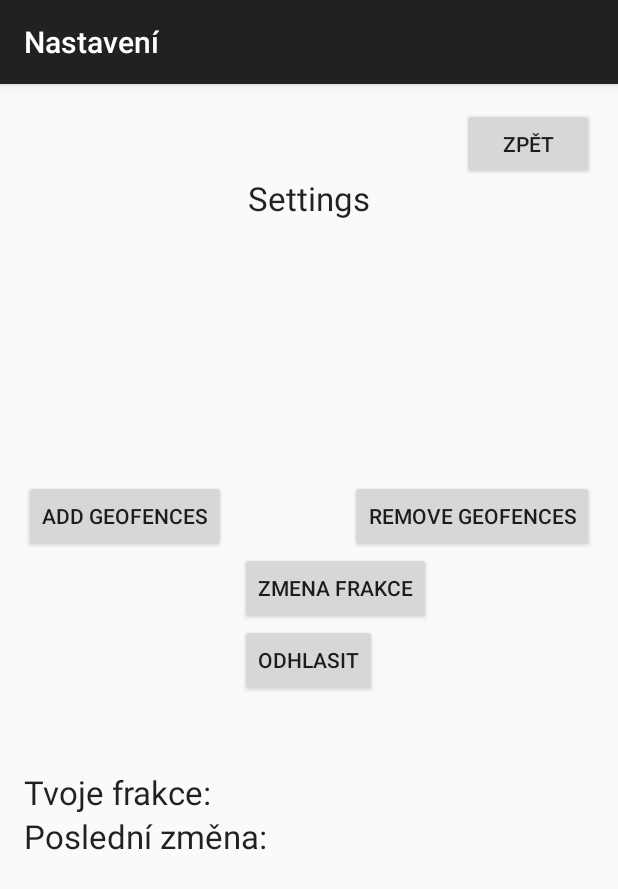
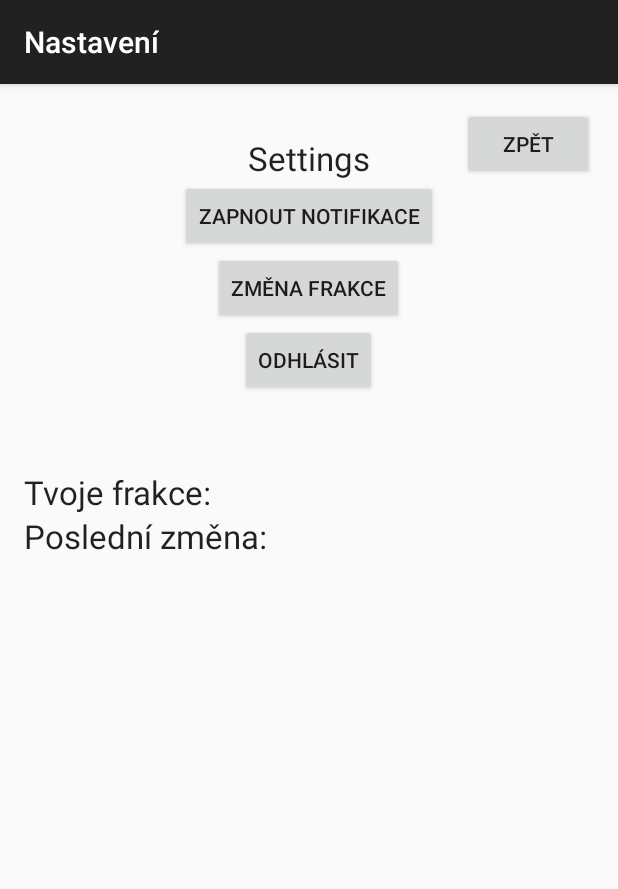
Before and after one commit to vojtech-leon/bachelor-gameofflags-android, an Android app: the Act4Settings screen opened directly, with no data from a screen before it, on a phone screen of 412 x 824 dp. Shown: the top 889 px of the screen. Run offline under Robolectric (Android 15) with nearby library versions, the phone set to English and light mode, and no system bars; our stand-ins replace Volley; network calls fail.

Commit message:
pridani animace, pridani notifikaci
u animace se druhy imageview bud zobrazuje, nebo mizi, notifikace
notifikuji v urcene casy, pokud vidi mac eduroamu, trida C dosla vetsich
zmen, takze byl prejmenovan autor + pridani zjisteni, jestli je funkce
Poloha zapnuta

```diff
--- a/app/src/main/AndroidManifest.xml
+++ b/app/src/main/AndroidManifest.xml
@@ -83,7 +83,8 @@
 
         <meta-data android:name="com.google.android.gms.vision.DEPENDENCIES" android:value="barcode"/>
 
-        <service android:name=".geofence.GeofenceTransitionsIntentService" />
+        <service android:name=".notification.geofence.GeofenceTransitionsIntentService" />
+        <receiver android:name=".notification.AlarmReceiver" />
     </application>
 
 </manifest>
--- a/app/src/main/java/vojtele1/gameofflags/Act4Settings.java
+++ b/app/src/main/java/vojtele1/gameofflags/Act4Settings.java
@@ -1,13 +1,19 @@
 package vojtele1.gameofflags;
 
+import android.app.AlarmManager;
 import android.app.AlertDialog;
+import android.app.PendingIntent;
+import android.content.Context;
 import android.content.DialogInterface;
 import android.content.Intent;
+import android.content.SharedPreferences;
 import android.os.Bundle;
 import android.os.Handler;
 import android.support.v7.app.AppCompatActivity;
 import android.view.View;
+import android.widget.Button;
 import android.widget.TextView;
+import android.widget.Toast;
 
 import com.android.volley.Request;
 import com.android.volley.RequestQueue;
@@ -20,12 +26,16 @@ import org.json.JSONException;
 import org.json.JSONObject;
 
 import java.text.SimpleDateFormat;
+import java.util.Calendar;
 import java.util.Date;
 import java.util.HashMap;
 import java.util.Map;
 import java.util.TimeZone;
 
-import vojtele1.gameofflags.geofence.Geofencing;
+import vojtele1.gameofflags.notification.AlarmReceiver;
+import vojtele1.gameofflags.notification.geofence.Geofencing;
+import vojtele1.gameofflags.utils.C;
+
 
 /**
  * Created by Leon on 21.10.2015.
@@ -37,9 +47,25 @@ public class Act4Settings extends AppCompatActivity {
     String playerFraction;
     String playerFractionWhen;
     TextView fraction_name, fraction_when;
+    Button buttonAddRemoveNotification;
     Long dateFractionChange = 0L;
 
     Geofencing geofencing;
+
+
+    AlarmManager alarmManager;
+    Intent alarmIntent;
+    PendingIntent alarmPendingIntent, alarmPendingIntent2, alarmPendingIntent3, alarmPendingIntent4;
+
+    /**
+     * Umozni nacitat a ukladat hodnoty do pameti
+     */
+    private SharedPreferences mSharedPreferences;
+
+    /**
+     * Jestli jsou notifikace pridany
+     */
+    private boolean mNotificationAdded;
 
     String adresa = "http://gameofflags-vojtele1.rhcloud.com/android/";
 
@@ -57,11 +83,31 @@ public class Act4Settings extends AppCompatActivity {
 
         fraction_name = (TextView) findViewById(R.id.fraction_name);
         fraction_when = (TextView) findViewById(R.id.fraction_when);
+        buttonAddRemoveNotification = (Button) findViewById(R.id.add_remove_notification_button);
 
         playerFraction = "3";
         vytahniData();
 
         geofencing = new Geofencing(this);
+
+        alarmManager = (AlarmManager) getSystemService(Context.ALARM_SERVICE);
+
+        alarmIntent = new Intent(this, AlarmReceiver.class);
+        alarmPendingIntent = PendingIntent.getBroadcast(this, 1, alarmIntent, PendingIntent.FLAG_UPDATE_CURRENT);
+        alarmPendingIntent2 = PendingIntent.getBroadcast(this, 2, alarmIntent, PendingIntent.FLAG_UPDATE_CURRENT);
+        alarmPendingIntent3 = PendingIntent.getBroadcast(this, 3, alarmIntent, PendingIntent.FLAG_UPDATE_CURRENT);
+        alarmPendingIntent4 = PendingIntent.getBroadcast(this, 4, alarmIntent, PendingIntent.FLAG_UPDATE_CURRENT);
+        // Retrieve an instance of the SharedPreferences object.
+        mSharedPreferences = getSharedPreferences(C.SHARED_PREFERENCES_NAME,
+                Context.MODE_PRIVATE);
+
+        // Get the value of mGeofencesAdded from SharedPreferences. Set to false as a default.
+        mNotificationAdded = mSharedPreferences.getBoolean(C.NOTIFICATION_ADDED_KEY, false);
+
+        if (mNotificationAdded) {
+            buttonAddRemoveNotification.setText(R.string.button_notification_remove);
+        }
+
     }
     public void logoutButton(View view) {
         Intent intent = new Intent(this, Act1Login.class);
@@ -95,9 +141,9 @@ public class Act4Settings extends AppCompatActivity {
                                 try {
                                     Date date = sdf.parse(playerFractionWhen);
                                     // zmeni cas podle timezony na aktualni, 18000000 je 5 hodin (posun openshiftu od UTC)
-                                    date.setTime(date.getTime() + TimeZone.getDefault().getRawOffset() + 18000000);
-                                    // datum pro zmenu frakce
-                                    dateFractionChange = date.getTime();
+                                    //date.setTime(date.getTime() + TimeZone.getDefault().getRawOffset() + 18000000);
+                                    // datum pro zmenu frakce udava spravne casove pasmo
+                                    dateFractionChange = date.getTime() + TimeZone.getDefault().getRawOffset();
                                     String cas = sdf2.format(date).toString();
                                     System.out.println("Date ->" + date);
                                     fraction_when.setText(cas.toString());
@@ -251,11 +297,64 @@ public class Act4Settings extends AppCompatActivity {
         startActivity(intent);
     }
 
-    public void removeGeofencesButtonHandler(View view) {
-        geofencing.removeGeofencesButtonHandler(view);
-    }
+    public void addRemoveNotificationButton(View view) {
+        if (C.isLocationEnabled(this)) {
+            if (!mNotificationAdded) {
 
-    public void addGeofencesButtonHandler(View view) {
-        geofencing.addGeofencesButtonHandler(view);
+                buttonAddRemoveNotification.setText(R.string.button_notification_remove);
+
+                if (!geofencing.mGeofencesAdded) {
+                    geofencing.addGeofencesButtonHandler(view);
+                }
+
+                Calendar calendar = Calendar.getInstance();
+                calendar.set(Calendar.HOUR_OF_DAY, 9);
+                calendar.set(Calendar.MINUTE, 00);
+                calendar.set(Calendar.SECOND, 00);
+                alarmManager.setRepeating(AlarmManager.RTC_WAKEUP, calendar.getTimeInMillis(), AlarmManager.
+                        INTERVAL_DAY, alarmPendingIntent);
+                calendar.set(Calendar.HOUR_OF_DAY, 12);
+                alarmManager.setRepeating(AlarmManager.RTC_WAKEUP, calendar.getTimeInMillis(), AlarmManager.
+                        INTERVAL_DAY, alarmPendingIntent2);
+                calendar.set(Calendar.HOUR_OF_DAY, 15);
+                alarmManager.setRepeating(AlarmManager.RTC_WAKEUP, calendar.getTimeInMillis(), AlarmManager.
+                        INTERVAL_DAY, alarmPendingIntent3);
+                calendar.set(Calendar.HOUR_OF_DAY, 18);
+                alarmManager.setRepeating(AlarmManager.RTC_WAKEUP, calendar.getTimeInMillis(), AlarmManager.
+                        INTERVAL_DAY, alarmPendingIntent4);
+                // pro testovani kazdou minutu
+                //alarmManager.setInexactRepeating(AlarmManager.RTC_WAKEUP, 0, 1000*60, alarmPendingIntent2);
+            } else {
+
+                buttonAddRemoveNotification.setText(R.string.button_notification_add);
+
+                if (geofencing.mGeofencesAdded) {
+                    geofencing.removeGeofencesButtonHandler(view);
+                }
+                alarmManager.cancel(alarmPendingIntent);
+                alarmManager.cancel(alarmPendingIntent2);
+                alarmManager.cancel(alarmPendingIntent3);
+                alarmManager.cancel(alarmPendingIntent4);
+            }
+
+            // Update state and save in shared preferences.
+            mNotificationAdded = !mNotificationAdded;
+            SharedPreferences.Editor editor = mSharedPreferences.edit();
+            editor.putBoolean(C.NOTIFICATION_ADDED_KEY, mNotificationAdded);
+            editor.apply();
+
+            Toast.makeText(
+                    this,
+                    getString(mNotificationAdded ? R.string.notification_added :
+                            R.string.notification_removed),
+                    Toast.LENGTH_SHORT
+            ).show();
+        } else {
+            Toast.makeText(
+                    this,
+                    "Zapněte prosím polohu (po nastavení můžete vypnout).",
+                    Toast.LENGTH_LONG
+            ).show();
+        }
     }
 }
--- a/app/src/main/java/vojtele1/gameofflags/geofence/GeofenceErrorMessages.java
+++ b/app/src/main/java/vojtele1/gameofflags/notification/geofence/GeofenceErrorMessages.java
@@ -14,7 +14,7 @@
  * limitations under the License.
  */
 
-package vojtele1.gameofflags.geofence;
+package vojtele1.gameofflags.notification.geofence;
 
 import android.content.Context;
 import android.content.res.Resources;
--- a/app/src/main/java/vojtele1/gameofflags/geofence/Geofencing.java
+++ b/app/src/main/java/vojtele1/gameofflags/notification/geofence/Geofencing.java
@@ -14,18 +14,15 @@
  * limitations under the License.
  */
 
-package vojtele1.gameofflags.geofence;
+package vojtele1.gameofflags.notification.geofence;
 
 import android.app.PendingIntent;
 import android.content.Context;
 import android.content.Intent;
 import android.content.SharedPreferences;
 import android.os.Bundle;
-import android.support.v7.app.ActionBarActivity;
-import android.support.v7.app.AppCompatActivity;
 import android.util.Log;
 import android.view.View;
-import android.widget.Button;
 import android.widget.Toast;
 
 import com.google.android.gms.common.ConnectionResult;
@@ -80,7 +77,7 @@ public class Geofencing implements
     /**
      * Used to keep track of whether geofences were added.
      */
-    private boolean mGeofencesAdded;
+    public boolean mGeofencesAdded;
 
     /**
      * Used when requesting to add or remove geofences.
@@ -240,13 +237,6 @@ public class Geofencing implements
             SharedPreferences.Editor editor = mSharedPreferences.edit();
             editor.putBoolean(C.GEOFENCES_ADDED_KEY, mGeofencesAdded);
             editor.apply();
-
-            Toast.makeText(
-                    context,
-                    context.getString(mGeofencesAdded ? R.string.geofences_added :
-                            R.string.geofences_removed),
-                    Toast.LENGTH_SHORT
-            ).show();
         } else {
             // Get the status code for the error and log it using a user-friendly message.
             String errorMessage = GeofenceErrorMessages.getErrorString(context,
@@ -278,7 +268,7 @@ public class Geofencing implements
      * the user's location.
      */
     public void populateGeofenceList() {
-        for (Map.Entry<String, LatLng> entry : C.BAY_AREA_LANDMARKS.entrySet()) {
+        for (Map.Entry<String, LatLng> entry : C.GEOFENCING_LANDMARKS.entrySet()) {
 
             mGeofenceList.add(new Geofence.Builder()
                     // Set the request ID of the geofence. This is a string to identify this
@@ -292,12 +282,10 @@ public class Geofencing implements
                             C.GEOFENCE_RADIUS_IN_METERS
                     )
 
-                            // Set the expiration duration of the geofence. This geofence gets automatically
-                            // removed after this period of time.
-                            //TODO zmena  .setExpirationDuration(Constants.GEOFENCE_EXPIRATION_IN_MILLISECONDS)
+                            // Set the expiration duration of the geofence. This geofence gets never expired
                     .setExpirationDuration(Geofence.NEVER_EXPIRE)
                             // Set the transition types of interest. Alerts are only generated for these
-                            // transition. We track entry and exit transitions in this sample.
+                            // transition. We track entry transition in this sample.
                     .setTransitionTypes(Geofence.GEOFENCE_TRANSITION_ENTER)
                             // Create the geofence.
                     .build());
--- a/app/src/main/java/vojtele1/gameofflags/utils/C.java
+++ b/app/src/main/java/vojtele1/gameofflags/utils/C.java
@@ -1,13 +1,19 @@
 package vojtele1.gameofflags.utils;
+
+import android.content.Context;
+import android.os.Build;
+import android.provider.Settings;
+import android.text.TextUtils;
 
 import com.google.android.gms.maps.model.LatLng;
 
+import java.util.ArrayList;
 import java.util.HashMap;
 
 /**
  * Trida obsahujici Configuracni a Constantni hodnoty
  * <p/>
- * Dominik Matoulek 2015
+ * Leon Vojtěch 2016
  */
 public class C {
     public static final String LOG_BLESCAN = "BLE Scan";
@@ -18,34 +24,100 @@ public class C {
      */
     public static int SCAN_COLLECTOR_TIME = 20000;
 
-
     /**
      * Jak casto ma byt skenovano pri hledani (cle)
      */
     public static int SCAN_FINDER_TIME = 5000;
 
-
-
-    public static final String PACKAGE_NAME = "com.google.android.gms.location.Geofence";
+    public static final String PACKAGE_NAME = "vojtele1.gameofflags";
 
     public static final String SHARED_PREFERENCES_NAME = PACKAGE_NAME + ".SHARED_PREFERENCES_NAME";
 
     public static final String GEOFENCES_ADDED_KEY = PACKAGE_NAME + ".GEOFENCES_ADDED_KEY";
 
+    public static final String NOTIFICATION_ADDED_KEY = PACKAGE_NAME + ".NOTIFICATION_ADDED_KEY";
+
     public static final float GEOFENCE_RADIUS_IN_METERS = 1600; // 1 mile, 1.6 km
 
     /**
-     * Map for storing information about airports in the San Francisco bay area.
+     * Mapa s pozici Fakulty pro geofencing
      */
-    public static final HashMap<String, LatLng> BAY_AREA_LANDMARKS = new HashMap<String, LatLng>();
+    public static final HashMap<String, LatLng> GEOFENCING_LANDMARKS = new HashMap<String, LatLng>();
     static {
-        // San Francisco International Airport.
-        BAY_AREA_LANDMARKS.put("Doma", new LatLng(50.505316, 16.007224));
+        // poloha FIM
+        GEOFENCING_LANDMARKS.put("Doma", new LatLng(50.505316, 16.007224));
 
-        BAY_AREA_LANDMARKS.put("Škola", new LatLng(50.204474, 15.829622));
+        GEOFENCING_LANDMARKS.put("FIM", new LatLng(50.204474, 15.829622));
+    }
 
+    /**
+     * veskere MAC adresy eduroamu na FIM, ktere jsem ziskal
+     */
+    public static final ArrayList<String> MAC_EDUROAM = new ArrayList<>();
+    static {
+        MAC_EDUROAM.add("c8:3a:35:11:c6:70");// adresa doma
+
+        MAC_EDUROAM.add("00:1a:e3:d2:d3:50");
+        MAC_EDUROAM.add("00:25:45:24:7e:bf");
+        MAC_EDUROAM.add("00:25:45:24:7e:b0");
+        MAC_EDUROAM.add("00:1a:e3:d2:d3:5f");
+        MAC_EDUROAM.add("00:24:14:3a:bb:b0");
+        MAC_EDUROAM.add("00:1a:e3:d2:d3:a0");
+        MAC_EDUROAM.add("00:24:14:3a:ae:10");
+        MAC_EDUROAM.add("00:1a:e3:d2:e7:60");
+        MAC_EDUROAM.add("00:1a:e3:d2:d3:af");
+        MAC_EDUROAM.add("00:1a:e3:d2:d3:80");
+        MAC_EDUROAM.add("00:1a:e3:d2:d3:60");
+        MAC_EDUROAM.add("00:21:a0:f9:54:c0");
+        MAC_EDUROAM.add("00:1a:e3:d2:e7:20");
+        MAC_EDUROAM.add("00:1a:e3:d2:e7:2f");
+        MAC_EDUROAM.add("00:1a:e3:d2:d9:60");
+        MAC_EDUROAM.add("00:1a:e3:d2:e7:6f");
+        MAC_EDUROAM.add("00:24:14:3a:ac:70");
+        MAC_EDUROAM.add("1c:6a:7a:9d:a1:e0");
+        MAC_EDUROAM.add("00:24:14:3a:bb:bf");
+        MAC_EDUROAM.add("00:1a:e3:d2:d3:8f");
+        MAC_EDUROAM.add("00:1a:e3:d2:d3:7f");
+        MAC_EDUROAM.add("00:1a:e3:d2:d3:70");
+        MAC_EDUROAM.add("00:1a:e3:d2:a6:30");
+        MAC_EDUROAM.add("00:1a:e3:d2:d9:6f");
+        MAC_EDUROAM.add("00:1a:e3:d2:d2:d0");
+        MAC_EDUROAM.add("00:1a:e3:d2:d3:6f");
+        MAC_EDUROAM.add("00:1a:e3:d2:a6:3f");
+        MAC_EDUROAM.add("00:1a:e3:d2:e8:40");
+        MAC_EDUROAM.add("00:24:14:3a:b2:90");
+        MAC_EDUROAM.add("00:24:c4:ac:cf:50");
+        MAC_EDUROAM.add("00:1a:e3:d2:e8:4f");
+        MAC_EDUROAM.add("00:24:c4:ac:cf:5f");
+        MAC_EDUROAM.add("00:24:14:3a:b2:9f");
+        MAC_EDUROAM.add("00:1a:e3:d2:d2:df");
+        MAC_EDUROAM.add("00:1a:e3:d2:d3:00");
+        MAC_EDUROAM.add("1c:6a:7a:9d:a1:ef");
+        MAC_EDUROAM.add("00:1a:e3:d2:d3:0f");
+        MAC_EDUROAM.add("00:24:14:3a:ae:1f");
+        MAC_EDUROAM.add("00:24:14:3a:ac:7f");
+        MAC_EDUROAM.add("00:21:a0:f9:54:cf");
+    }
+
+    public static boolean isLocationEnabled(Context context) {
+        int locationMode = 0;
+        String locationProviders;
+
+        if (Build.VERSION.SDK_INT >= Build.VERSION_CODES.KITKAT){
+            try {
+                locationMode = Settings.Secure.getInt(context.getContentResolver(), Settings.Secure.LOCATION_MODE);
+
+            } catch (Settings.SettingNotFoundException e) {
+                e.printStackTrace();
+            }
+
+            return locationMode != Settings.Secure.LOCATION_MODE_OFF;
+
+        }else{
+            locationProviders = Settings.Secure.getString(context.getContentResolver(), Settings.Secure.LOCATION_PROVIDERS_ALLOWED);
+            return !TextUtils.isEmpty(locationProviders);
+        }
 
 
     }
-
 }
--- a/app/src/main/res/layout/activity_settings.xml
+++ b/app/src/main/res/layout/activity_settings.xml
@@ -13,28 +13,26 @@
         android:textAppearance="?android:attr/textAppearanceLarge"
         android:text="Settings"
         android:id="@+id/textView"
-        android:layout_marginLeft="0dp"
-        android:layout_alignParentTop="true"
-        android:layout_centerHorizontal="true"
-        android:layout_marginTop="45dp" />
+        android:layout_alignBottom="@+id/buttonBack"
+        android:layout_centerHorizontal="true" />
 
     <Button
         android:layout_width="wrap_content"
         android:layout_height="wrap_content"
-        android:text="Zmena frakce"
+        android:text="Změna frakce"
         android:id="@+id/buttonChangeFraction"
-        android:layout_above="@+id/buttonLogout"
-        android:layout_alignStart="@+id/buttonLogout"
-        android:onClick="changeFraction"/>
+        android:onClick="changeFraction"
+        android:layout_below="@+id/add_remove_notification_button"
+        android:layout_centerHorizontal="true" />
 
     <Button
         android:layout_width="wrap_content"
         android:layout_height="wrap_content"
-        android:text="Odhlasit"
+        android:text="Odhlásit"
         android:id="@+id/buttonLogout"
-        android:layout_centerVertical="true"
+        android:onClick="logoutButton"
         android:layout_centerHorizontal="true"
-        android:onClick="logoutButton" />
+        android:layout_below="@+id/buttonChangeFraction" />
 
     <TextView
         android:layout_width="wrap_content"
@@ -85,19 +83,10 @@
     <Button
         android:layout_width="wrap_content"
         android:layout_height="wrap_content"
-        android:text="@string/remove_geofences"
-        android:id="@+id/remove_geofences_button"
-        android:layout_above="@+id/buttonChangeFraction"
-        android:layout_alignEnd="@+id/buttonBack"
-        android:onClick="removeGeofencesButtonHandler" />
-
-    <Button
-        android:layout_width="wrap_content"
-        android:layout_height="wrap_content"
-        android:text="@string/add_geofences"
-        android:id="@+id/add_geofences_button"
-        android:layout_above="@+id/buttonChangeFraction"
-        android:layout_alignParentStart="true"
-        android:onClick="addGeofencesButtonHandler" />
+        android:text="@string/button_notification_add"
+        android:id="@+id/add_remove_notification_button"
+        android:onClick="addRemoveNotificationButton"
+        android:layout_below="@+id/textView"
+        android:layout_centerHorizontal="true" />
 
 </RelativeLayout>
--- a/app/src/main/res/values/strings.xml
+++ b/app/src/main/res/values/strings.xml
@@ -15,12 +15,12 @@
     <string name="fb_app_id">919073338174996</string>
 
 
-    <!-- Buttons strings -->
-    <string name="add_geofences">Add geofences</string>
-    <string name="remove_geofences">Remove geofences</string>
+    <!-- Button string -->
+    <string name="notification_added">Notifikace přidány</string>
+    <string name="notification_removed">Notifikace odebrány</string>
 
-    <string name="geofences_added">Geofences added</string>
-    <string name="geofences_removed">Geofences removed</string>
+    <string name="button_notification_add">Zapnout notifikace</string>
+    <string name="button_notification_remove">Vypnout notifikace</string>
 
     <!-- Error strings -->
     <string name="not_connected">GoogleApiClient no yet connected. Try again.</string>
@@ -37,9 +37,8 @@
     </string>
 
     <!-- Transition type strings -->
-    <string name="geofence_transition_entered">Entered</string>
-    <string name="geofence_transition_exited">Exited</string>
-    <string name="unknown_geofence_transition">Unknown Transition</string>
+    <string name="geofence_transition_entered">Vítej zpět!</string>
+    <string name="unknown_geofence_transition">Unknown Transition - nahlaste adminovi</string>
 
-    <string name="geofence_transition_notification_text">Click notification to return to app</string>
+    <string name="geofence_transition_notification_text">Pomož své frakci získat dominanci ve všech patrech!</string>
 </resources>
```
Also changed, not shown: app/src/main/java/vojtele1/gameofflags/Act3AR.java (+10 -4 lines), app/src/main/java/vojtele1/gameofflags/notification/AlarmReceiver.java (added, +209 -0 lines), app/src/main/java/vojtele1/gameofflags/notification/geofence/GeofenceTransitionsIntentService.java (renamed from app/src/main/java/vojtele1/gameofflags/geofence/GeofenceTransitionsIntentService.java, +13 -3 lines), app/src/main/java/vojtele1/gameofflags/utils/scanners/Scanner.java (+46 -13 lines), app/src/main/res/layout/activity_webview.xml (+4 -4 lines), app/src/main/res/layout/flags.xml (added, +24 -0 lines), app/src/main/res/drawable-hdpi/blue_flag.png (added), app/src/main/res/drawable-hdpi/red_flag.png (added).
